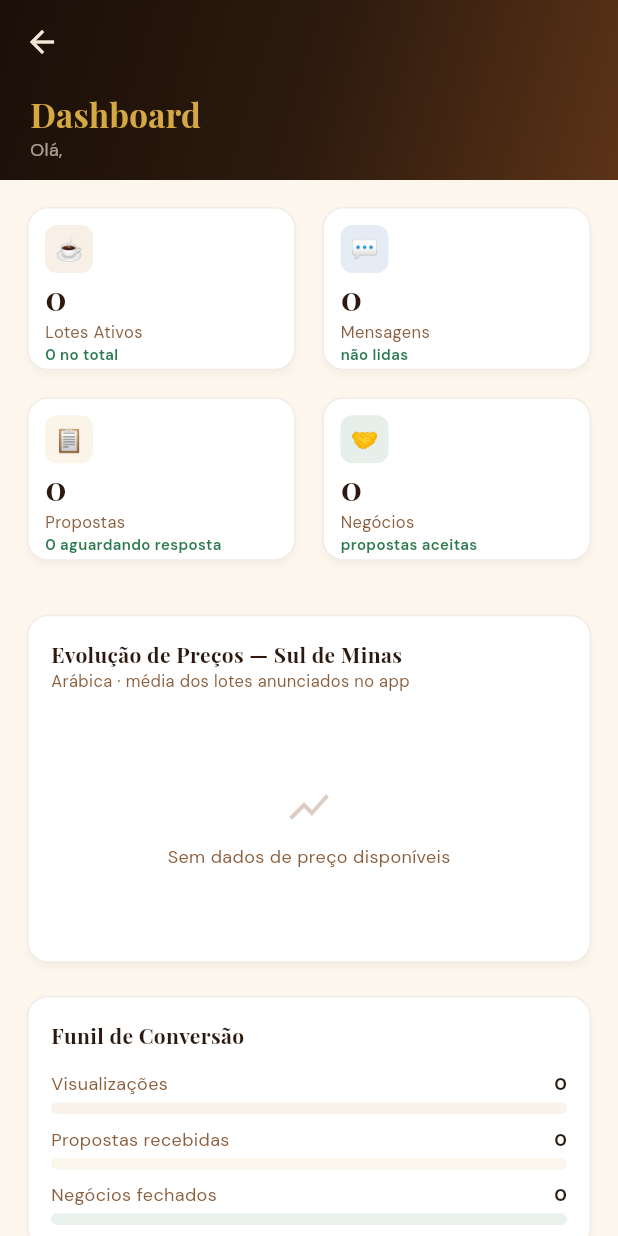
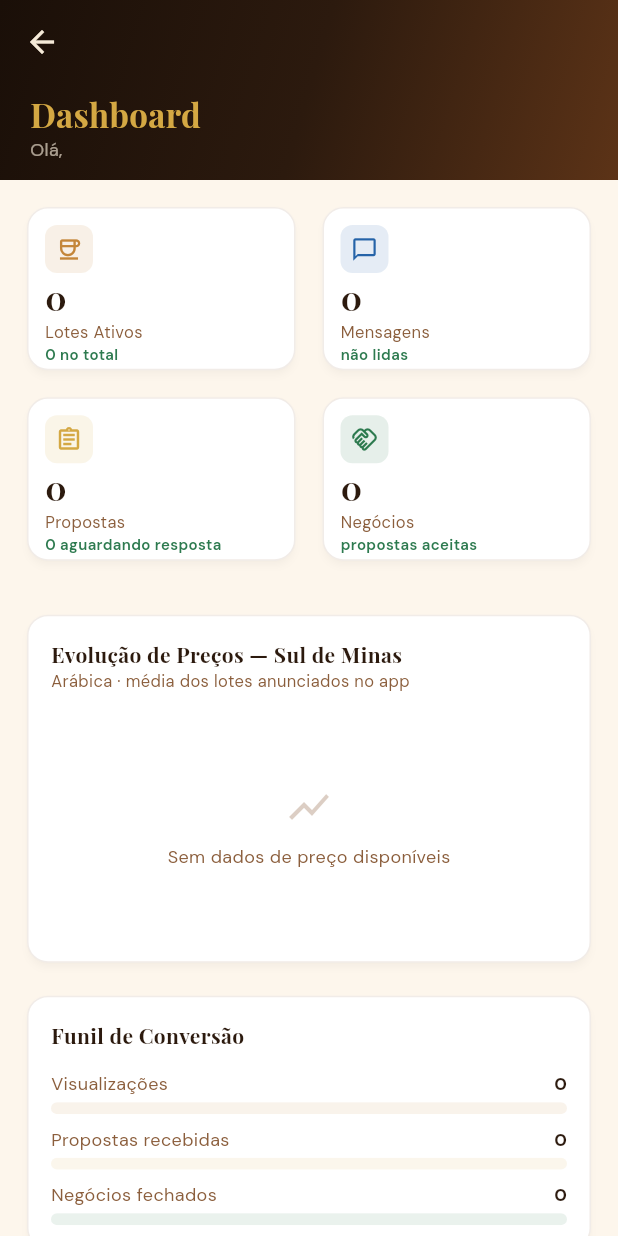
Before and after one commit to marcoaevaristo/projeto_cafe_conecta, a Flutter app: the DashboardScreen screen opened directly, on a phone screen of 412 x 824 dp. Run offline on Flutter 3.47's test engine with Material 3 defaults, Android fonts, the phone set to English and light mode, and no system bars; our stand-ins replace fl_chart, flutter_map, google_fonts, image_picker, latlong2, pdf and 4 more; missing offline and left inert: dart:js_interop; accounts and stored records are empty; network calls fail.

Commit message:
Painel: ícones nativos nos cartões (sem emoji) e um rótulo por mês nos gráficos
Co-Authored-By: Claude Opus 5.5 <noreply@anthropic.com>
Claude-Session: https://claude.ai/code/session_01HumBvmj5PuTGBNg2fFGGLy

```diff
--- a/lib/screens/dashboard_screen.dart
+++ b/lib/screens/dashboard_screen.dart
@@ -125,25 +125,25 @@ class _DashboardScreenState extends State<DashboardScreen> {
                       childAspectRatio: 1.6,
                       children: [
                         _KpiCard(
-                            icon: '☕',
+                            icon: Icons.coffee_outlined,
                             label: 'Lotes Ativos',
                             value: '${_stats["lotes_ativos"] ?? 0}',
                             delta: '${_stats["lotes_total"] ?? 0} no total',
                             color: CafeColors.caramel),
                         _KpiCard(
-                            icon: '💬',
+                            icon: Icons.chat_bubble_outline,
                             label: 'Mensagens',
                             value: '${_stats["mensagens_nao_lidas"] ?? 0}',
                             delta: 'não lidas',
                             color: CafeColors.blue),
                         _KpiCard(
-                            icon: '📋',
+                            icon: Icons.assignment_outlined,
                             label: 'Propostas',
                             value: '${_stats["propostas_recebidas"] ?? 0}',
                             delta: '${_stats["propostas_pendentes"] ?? 0} aguardando resposta',
                             color: CafeColors.gold),
                         _KpiCard(
-                            icon: '🤝',
+                            icon: Icons.handshake_outlined,
                             label: 'Negócios',
                             value: '${_stats["negocios_fechados"] ?? 0}',
                             delta: 'propostas aceitas',
@@ -390,6 +390,7 @@ class _DashboardScreenState extends State<DashboardScreen> {
         bottomTitles: AxisTitles(
             sideTitles: SideTitles(
                 showTitles: true,
+                interval: 1,
                 reservedSize: 18,
                 getTitlesWidget: (v, _) {
                   final i = v.toInt();
@@ -429,7 +430,8 @@ class _DashboardScreenState extends State<DashboardScreen> {
 }
 
 class _KpiCard extends StatelessWidget {
-  final String icon, label, value, delta;
+  final IconData icon;
+  final String label, value, delta;
   final Color color;
   const _KpiCard(
       {required this.icon,
@@ -455,8 +457,7 @@ class _KpiCard extends StatelessWidget {
                               color: color.withValues(alpha: 0.12),
                               borderRadius: BorderRadius.circular(8)),
                           child: Center(
-                              child: Text(icon,
-                                  style: const TextStyle(fontSize: 15)))),
+                              child: Icon(icon, size: 18, color: color))),
                     ]),
                 Text(value,
                     style: GoogleFonts.playfairDisplay(
--- a/lib/screens/historico_precos_screen.dart
+++ b/lib/screens/historico_precos_screen.dart
@@ -242,6 +242,7 @@ class _HistoricoPrecosScreenState extends State<HistoricoPrecosScreen> {
                                       bottomTitles: AxisTitles(
                                           sideTitles: SideTitles(
                                               showTitles: true,
+                                              interval: 1,
                                               reservedSize: 22,
                                               getTitlesWidget: (v, _) {
                                                 final idx = v.toInt();
```
